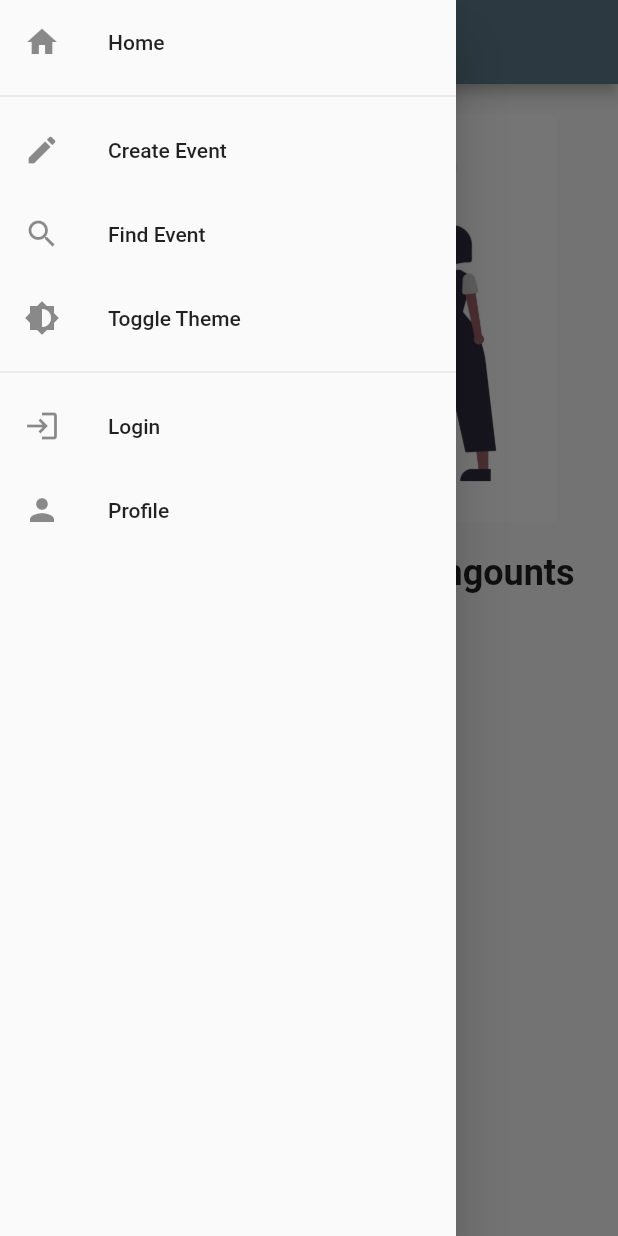
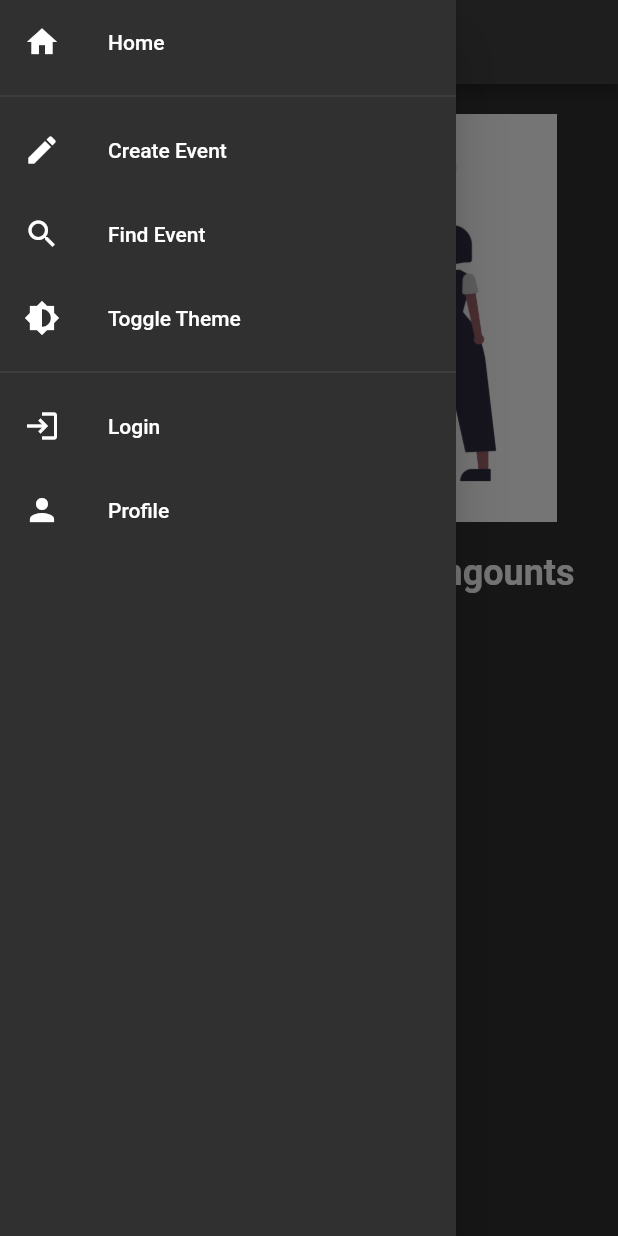
Before and after one commit to Tonaram/proyecto_e2_app, a Flutter app: the screen it shows after launch, in the side drawer, after a tap on "Toggle Theme", on a phone screen of 412 x 824 dp. Run offline on Flutter 3.47's test engine with Material 2 defaults, Android fonts, the phone set to English and light mode, and no system bars.

Commit message:
Themes feature

```diff
--- a/lib/main.dart
+++ b/lib/main.dart
@@ -1,3 +1,4 @@
+//lib\main.dart
 import 'package:flutter/material.dart';
 import 'package:proyecto_e2_app/screens/home_screen.dart';
 import 'package:proyecto_e2_app/screens/login_screen.dart';
@@ -7,17 +8,31 @@ import 'package:proyecto_e2_app/screens/find_event_screen.dart';
 import 'package:proyecto_e2_app/screens/event_details_screen.dart';
 import 'package:proyecto_e2_app/screens/profile_screen.dart';
 
-void main() => runApp(MyApp());
+import 'package:provider/provider.dart';
+import 'package:proyecto_e2_app/utils/theme_manager.dart';
+
+void main() {
+  runApp(
+    ChangeNotifierProvider(
+      create: (context) => ThemeManager(),
+      child: MyApp(),
+    ),
+  );
+}
 
 class MyApp extends StatelessWidget {
   @override
   Widget build(BuildContext context) {
+    final themeManager = Provider.of<ThemeManager>(context);
+
     return MaterialApp(
       title: 'E-VENTe',
       theme: ThemeData(
         primarySwatch: Colors.blueGrey,
         visualDensity: VisualDensity.adaptivePlatformDensity,
       ),
+      darkTheme: ThemeData.dark(),
+      themeMode: themeManager.themeMode,
       initialRoute: '/home',
       routes: {
         '/home': (context) => HomeScreen(),
--- a/lib/screens/home_screen.dart
+++ b/lib/screens/home_screen.dart
@@ -1,3 +1,4 @@
+//lib\screens\home_screen.dart
 import 'package:flutter/material.dart';
 import 'package:proyecto_e2_app/widgets/navbar.dart';
 import 'package:proyecto_e2_app/widgets/sidebar.dart';
--- /dev/null
+++ b/lib/utils/theme_manager.dart
@@ -0,0 +1,17 @@
+//lib\utils\theme_manager.dart
+import 'package:flutter/material.dart';
+
+class ThemeManager with ChangeNotifier {
+  ThemeMode _themeMode = ThemeMode.light;
+
+  ThemeMode get themeMode => _themeMode;
+
+  void toggleTheme() {
+    if (_themeMode == ThemeMode.light) {
+      _themeMode = ThemeMode.dark;
+    } else {
+      _themeMode = ThemeMode.light;
+    }
+    notifyListeners();
+  }
+}
--- a/lib/widgets/navbar.dart
+++ b/lib/widgets/navbar.dart
@@ -1,3 +1,4 @@
+//lib\widgets\navbar.dart
 import 'package:flutter/material.dart';
 
 class Navbar extends StatelessWidget implements PreferredSizeWidget {
--- a/lib/widgets/sidebar.dart
+++ b/lib/widgets/sidebar.dart
@@ -1,4 +1,8 @@
+//lib\widgets\sidebar.dart
 import 'package:flutter/material.dart';
+import 'package:provider/provider.dart';
+
+import '../utils/theme_manager.dart';
 
 class Sidebar extends StatelessWidget {
   const Sidebar({super.key});
@@ -34,7 +38,8 @@ class Sidebar extends StatelessWidget {
             leading: const Icon(Icons.brightness_6),
             title: const Text('Toggle Theme'),
             onTap: () {
-              // Lógica para cambiar el tema se hará a futuro
+              final themeManager = Provider.of<ThemeManager>(context, listen: false);
+              themeManager.toggleTheme();
             },
           ),
           const Divider(),
--- a/pubspec.yaml
+++ b/pubspec.yaml
@@ -36,6 +36,7 @@ dependencies:
   # Use with the CupertinoIcons class for iOS style icons.
   cupertino_icons: ^1.0.2
   flutter_svg: ^0.23.0+1
+  provider: ^6.0.1
 
 dev_dependencies:
   flutter_test:
```
Also changed, not shown: pubspec.lock.
